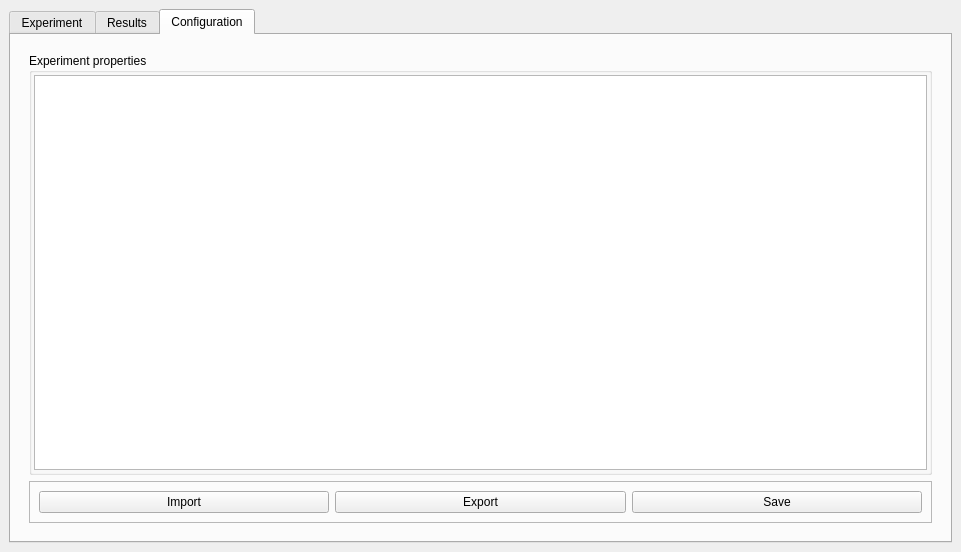
Before: the Qt Designer form MLC/GUI/Autogenerated/mlc_qtcreator/experiment.ui in MachineLearningControl/OpenMLC-Python, drawn with Qt 5.
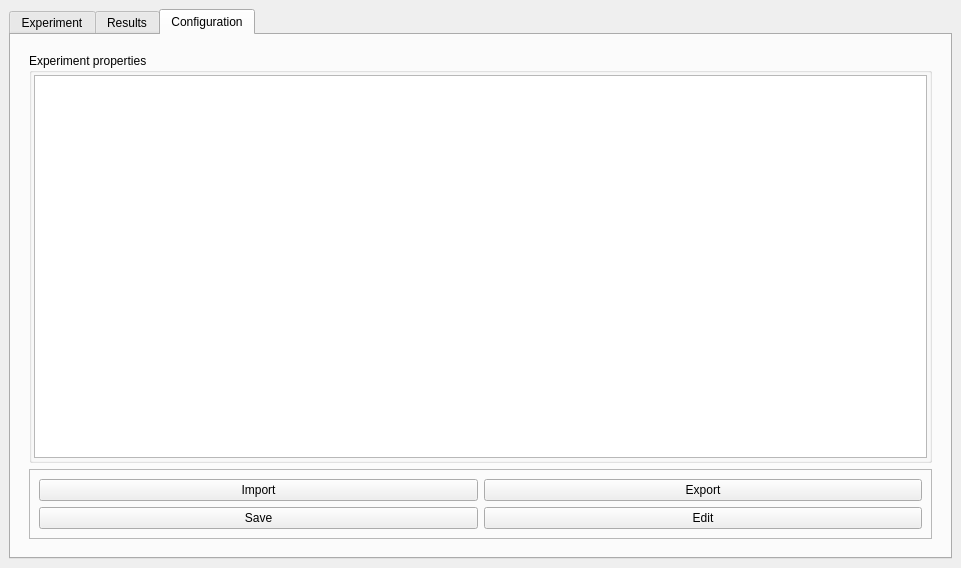
After: the same form once the commit is applied. The open tabs and pages were chosen to show the change.

Commit message:
Added edit config button functionality
* QFileSystemWatcher was used to track if the config file was modified #40

```diff
--- a/MLC/GUI/Autogenerated/mlc_qtcreator/experiment.ui
+++ b/MLC/GUI/Autogenerated/mlc_qtcreator/experiment.ui
@@ -10,7 +10,7 @@
     <x>0</x>
     <y>0</y>
     <width>961</width>
-    <height>552</height>
+    <height>568</height>
    </rect>
   </property>
   <property name="windowTitle">
@@ -591,28 +591,35 @@
              <property name="frameShadow">
               <enum>QFrame::Raised</enum>
              </property>
-             <layout class="QHBoxLayout" name="horizontalLayout_7">
-              <item>
+             <layout class="QGridLayout" name="gridLayout_7">
+              <item row="0" column="0">
                <widget class="QPushButton" name="import_config_button">
                 <property name="text">
                  <string>Import</string>
                 </property>
                </widget>
               </item>
-              <item>
+              <item row="0" column="1">
                <widget class="QPushButton" name="export_config_button">
                 <property name="text">
                  <string>Export</string>
                 </property>
                </widget>
               </item>
-              <item>
+              <item row="1" column="0">
                <widget class="QPushButton" name="save_config_button">
                 <property name="text">
                  <string>Save</string>
                 </property>
                </widget>
               </item>
+              <item row="1" column="1">
+               <widget class="QPushButton" name="edit_config_button">
+                <property name="text">
+                 <string>Edit</string>
+                </property>
+               </widget>
+              </item>
              </layout>
             </widget>
            </item>
```
Left out of the diff: 19 changed lines with no effect on the pictures. The commit also changes 5 other files.
